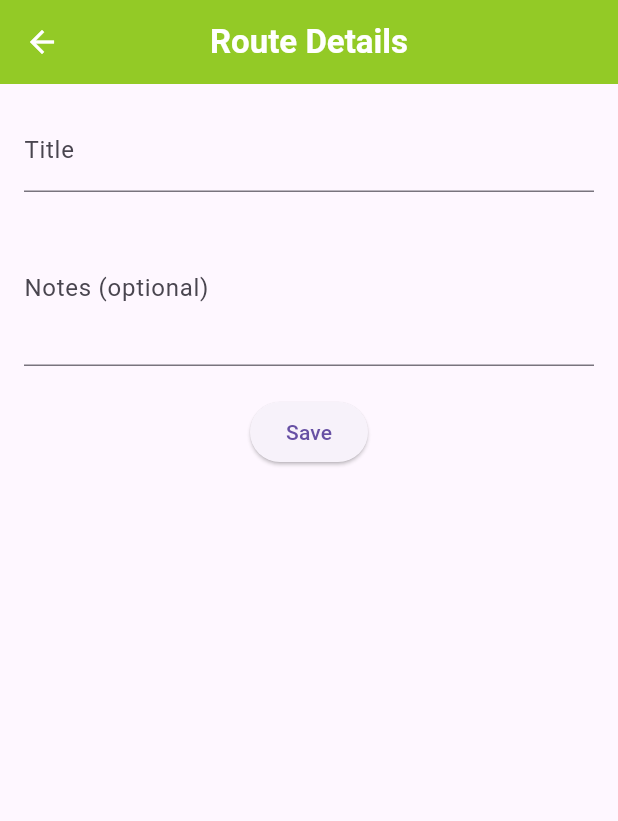
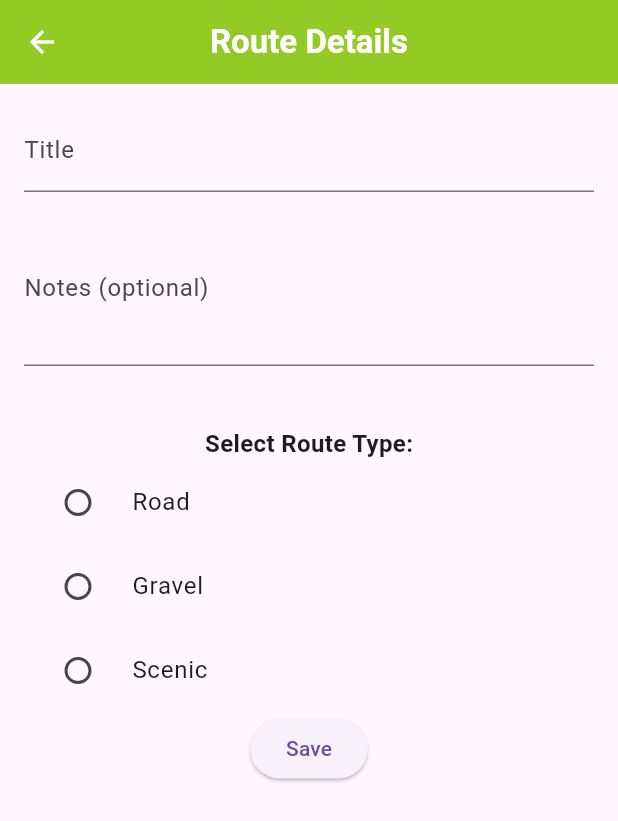
Before and after one commit to raphaelsihoo/CSI210, a Flutter app: the RouteDetailsScreen screen opened directly with empty values, on a phone screen of 412 x 824 dp. Shown: the top 821 px of the screen. Run offline on Flutter 3.47's test engine with Material 3 defaults, Android fonts, the phone set to English and light mode, and no system bars; our stand-ins replace google_maps_flutter, shared_preferences; accounts and stored records are empty.

Commit message:
Added radio sliders – users can choose the type of the route

```diff
--- a/chestertown_bike/lib/data/models.dart
+++ b/chestertown_bike/lib/data/models.dart
@@ -9,6 +9,7 @@ class SavedRoute {
   final String note; // optional memo/notes
   final List<LatLng> points; // ordered points the user tapped
   final DateTime createdAt; // when it was created
+  final String routeType;
 
   SavedRoute({
     required this.id,
@@ -16,22 +17,29 @@ class SavedRoute {
     required this.note,
     required this.points,
     required this.createdAt,
+    required this.routeType,
   }); // constructor
 
   // Convert SavedRoute to a Map for serialization. (to save)
-  Map<String, dynamic> toJson() => { // toJson(): A method that converts the SavedRoute object into a Map<String, dynamic> format for serialization and storage.
+  Map<String, dynamic> toJson() => {
+    // toJson(): A method that converts the SavedRoute object into a Map<String, dynamic> format for serialization and storage.
     'id': id,
     'title': title,
     'note': note,
-    'createdAt': createdAt.toIso8601String(), // convert DateTime to string .toIso8601String() means converting DateTime to a standardized string format.
+    'createdAt': createdAt
+        .toIso8601String(), // convert DateTime to string .toIso8601String() means converting DateTime to a standardized string format.
     'points': points
         .map((p) => {'lat': p.latitude, 'lng': p.longitude})
         .toList(),
+    'routeType': routeType,
   };
 
   // Recreate object from saved Map. (to load)
-  factory SavedRoute.fromJson(Map<String, dynamic> json) { // fromJson(): A factory constructor that creates a SavedRoute object from a Map<String, dynamic> format, typically used for deserialization when loading saved data.
-    final pts = (json['points'] as List) // because points is List<dynamic> || 'as List' means casting the dynamic type to a List type.
+  factory SavedRoute.fromJson(Map<String, dynamic> json) {
+    // fromJson(): A factory constructor that creates a SavedRoute object from a Map<String, dynamic> format, typically used for deserialization when loading saved data.
+    final pts =
+        (json['points']
+                as List) // because points is List<dynamic> || 'as List' means casting the dynamic type to a List type.
             .map(
               (m) => LatLng(
                 (m['lat'] as num).toDouble(), // convert latitude to double
@@ -40,12 +48,14 @@ class SavedRoute {
             )
             .toList();
 
-    return SavedRoute( // recreate SavedRoute object
+    return SavedRoute(
+      // recreate SavedRoute object
       id: json['id'],
       title: json['title'],
       note: json['note'] ?? '',
       points: pts,
       createdAt: DateTime.parse(json['createdAt']),
+      routeType: json['routeType'] ?? 'unknown',
     );
   }
 }
--- a/chestertown_bike/lib/screens/route_details.dart
+++ b/chestertown_bike/lib/screens/route_details.dart
@@ -2,20 +2,24 @@ import 'package:flutter/material.dart';
 import 'package:google_maps_flutter/google_maps_flutter.dart';
 import '../data/models.dart';
 
-
 // RouteDetailsScreen: A screen that allows users to input details for a bike route, including title and notes, and returns a SavedRoute object upon submission.
 class RouteDetailsScreen extends StatefulWidget {
   final List<LatLng> points;
-  const RouteDetailsScreen({super.key, required this.points}); // users pass the LatLng points they tapped on the map to the RouteDetailsScreen
+  const RouteDetailsScreen({
+    super.key,
+    required this.points,
+  }); // users pass the LatLng points they tapped on the map to the RouteDetailsScreen
 
   @override
   State<RouteDetailsScreen> createState() => _RouteDetailsScreenState();
 }
 
-class _RouteDetailsScreenState extends State<RouteDetailsScreen> { // actual brain for RouteDetailsScreen
+class _RouteDetailsScreenState extends State<RouteDetailsScreen> {
+  // actual brain for RouteDetailsScreen
   final _formKey = GlobalKey<FormState>();
   final _titleCtrl = TextEditingController();
   final _noteCtrl = TextEditingController();
+  String _routeType = ''; // default
 
   @override
   void dispose() {
@@ -25,7 +29,8 @@ class _RouteDetailsScreenState extends State<RouteDetailsScreen> { // actual bra
   }
 
   // This is called when user taps 'Save' button
-  void _submit() { // sumit() calles SavedRoute and returns to caller
+  void _submit() {
+    // sumit() calles SavedRoute and returns to caller
     if (_formKey.currentState!.validate()) {
       final route = SavedRoute(
         id: DateTime.now().millisecondsSinceEpoch.toString(),
@@ -33,8 +38,12 @@ class _RouteDetailsScreenState extends State<RouteDetailsScreen> { // actual bra
         note: _noteCtrl.text.trim(),
         points: List<LatLng>.from(widget.points),
         createdAt: DateTime.now(),
+        routeType: _routeType,
       );
-      Navigator.pop(context, route); // return to caller with the route (going back to MapScreen with the new route data)
+      Navigator.pop(
+        context,
+        route,
+      ); // return to caller with the route (going back to MapScreen with the new route data)
     }
   }
 
@@ -44,26 +53,71 @@ class _RouteDetailsScreenState extends State<RouteDetailsScreen> { // actual bra
       appBar: AppBar(title: const Text('Route Details')),
       body: Padding(
         padding: const EdgeInsets.all(16),
-        child: Form( // Form: A widget that groups multiple form fields and manages their validation and submission.
+        child: Form(
+          // Form: A widget that groups multiple form fields and manages their validation and submission.
           key: _formKey,
           child: Column(
             children: [
               TextFormField(
-                controller: _titleCtrl, // _titleCtrl: Controller for the title input field.
+                controller:
+                    _titleCtrl, // _titleCtrl: Controller for the title input field.
                 decoration: const InputDecoration(labelText: 'Title'),
-                validator: (v) =>
-                    (v == null || v.trim().isEmpty) ? 'Enter a title' : null, // validator: A function that checks if the title input is valid, returning an error message if it's empty.
+                validator: (v) => (v == null || v.trim().isEmpty)
+                    ? 'Enter a title'
+                    : null, // validator: A function that checks if the title input is valid, returning an error message if it's empty.
               ),
               const SizedBox(height: 12),
               TextFormField(
-                controller: _noteCtrl, // _noteCtrl: Controller for the notes input field.
+                controller:
+                    _noteCtrl, // _noteCtrl: Controller for the notes input field.
                 decoration: const InputDecoration(
                   labelText: 'Notes (optional)',
                 ),
                 maxLines: 3, // allow multiple lines for notes
               ),
               const SizedBox(height: 20),
-              ElevatedButton(onPressed: _submit, child: const Text('Save')), // When user taps 'Save', _submit() is called to validate and return the route.
+
+              const SizedBox(height: 20),
+              Text(
+                "Select Route Type:",
+                style: TextStyle(fontSize: 16, fontWeight: FontWeight.bold),
+              ),
+
+              RadioListTile(
+                title: const Text("Road"),
+                value: "Road",
+                groupValue: _routeType,
+                onChanged: (value) {
+                  setState(() {
+                    _routeType = value!;
+                  });
+                },
+              ),
+              RadioListTile(
+                title: const Text("Gravel"),
+                value: "Gravel",
+                groupValue: _routeType,
+                onChanged: (value) {
+                  setState(() {
+                    _routeType = value!;
+                  });
+                },
+              ),
+              RadioListTile(
+                title: const Text("Scenic"),
+                value: "Scenic",
+                groupValue: _routeType,
+                onChanged: (value) {
+                  setState(() {
+                    _routeType = value!;
+                  });
+                },
+              ),
+
+              ElevatedButton(
+                onPressed: _submit,
+                child: const Text('Save'),
+              ), // When user taps 'Save', _submit() is called to validate and return the route.
             ],
           ),
         ),
```
Lines whose indentation alone changed are shown as unchanged.
